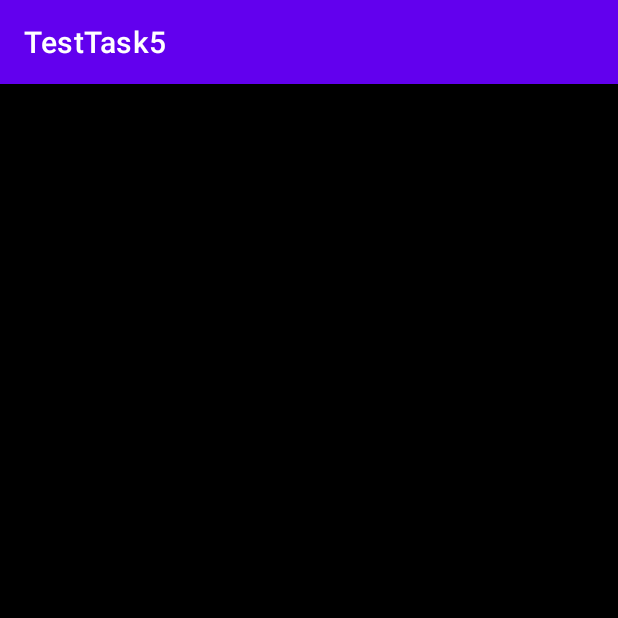
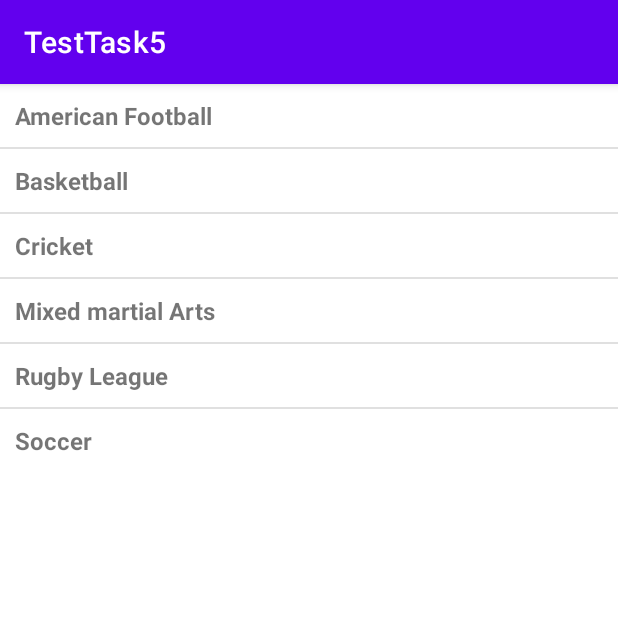
Before and after one commit to mmam31/TestTask5, an Android app: the SportsList screen opened directly, with no data from a screen before it, on a phone screen of 412 x 824 dp, the top half of it. Run offline under Robolectric (Android 15) with nearby library versions, the phone set to English and light mode, and no system bars.

```diff
--- a/app/src/main/AndroidManifest.xml
+++ b/app/src/main/AndroidManifest.xml
@@ -2,6 +2,8 @@
 <manifest xmlns:android="http://schemas.android.com/apk/res/android"
     xmlns:tools="http://schemas.android.com/tools"
     package="com.eu.modris">
+
+    <uses-permission android:name="android.permission.INTERNET" />
 
     <application
         android:allowBackup="true"
--- a/app/src/main/java/com/eu/modris/SportsList.java
+++ b/app/src/main/java/com/eu/modris/SportsList.java
@@ -4,11 +4,16 @@ import androidx.appcompat.app.AppCompatActivity;
 
 import android.content.Intent;
 import android.os.Bundle;
+import android.widget.ArrayAdapter;
 import android.widget.Button;
+import android.widget.ListView;
 
 public class SportsList extends AppCompatActivity {
 
     private Button americanFootballBtn;
+
+    String[] mobileArray = {"American Football", "Basketball", "Cricket", "Mixed martial Arts",
+            "Rugby League", "Soccer"};
 
 
     @Override
@@ -16,12 +21,18 @@ public class SportsList extends AppCompatActivity {
         super.onCreate(savedInstanceState);
         setContentView(R.layout.activity_sports_list);
 
-        americanFootballBtn = (Button) findViewById(R.id.button);
-        americanFootballBtn.setOnClickListener(view -> openSportsDetails());
-    }
+        ArrayAdapter<String> adapter = new ArrayAdapter<>(this,
+                R.layout.list_of_sports, mobileArray);
+        ListView listView = findViewById(R.id.sportsList);
+        listView.setAdapter(adapter);
 
-    public void openSportsDetails() {
-        Intent intent = new Intent(this, SportsDetails.class);
-        startActivity(intent);
+//        americanFootballBtn = (Button) findViewById(R.id.button);
+//        americanFootballBtn.setOnClickListener(view -> openSportsDetails());
+//    }
+//
+//    public void openSportsDetails() {
+//        Intent intent = new Intent(this, SportsDetails.class);
+//        startActivity(intent);
+//    }
     }
 }
--- a/app/src/main/res/layout/activity_sports_list.xml
+++ b/app/src/main/res/layout/activity_sports_list.xml
@@ -5,7 +5,7 @@
     android:layout_width="match_parent"
     android:layout_height="match_parent"
     android:orientation="vertical"
-    android:background="@color/black"
+
     tools:context=".SportsList">
 
     <ListView
```
Also changed, not shown: app/src/main/java/com/eu/modris/RESTConnector.java (added, +27 -0 lines).
